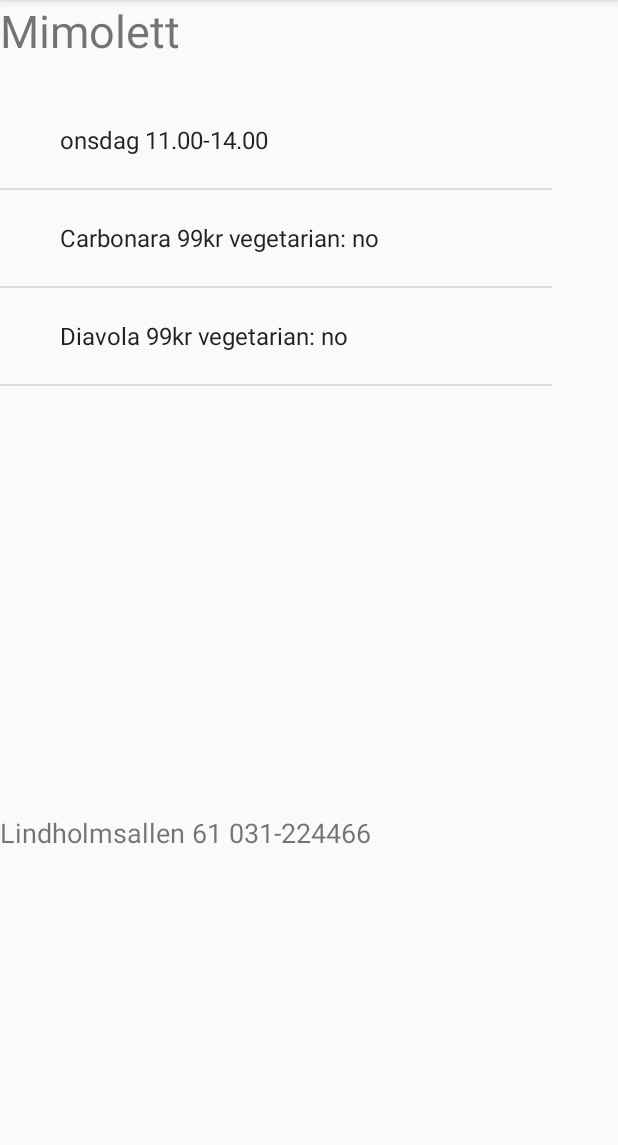
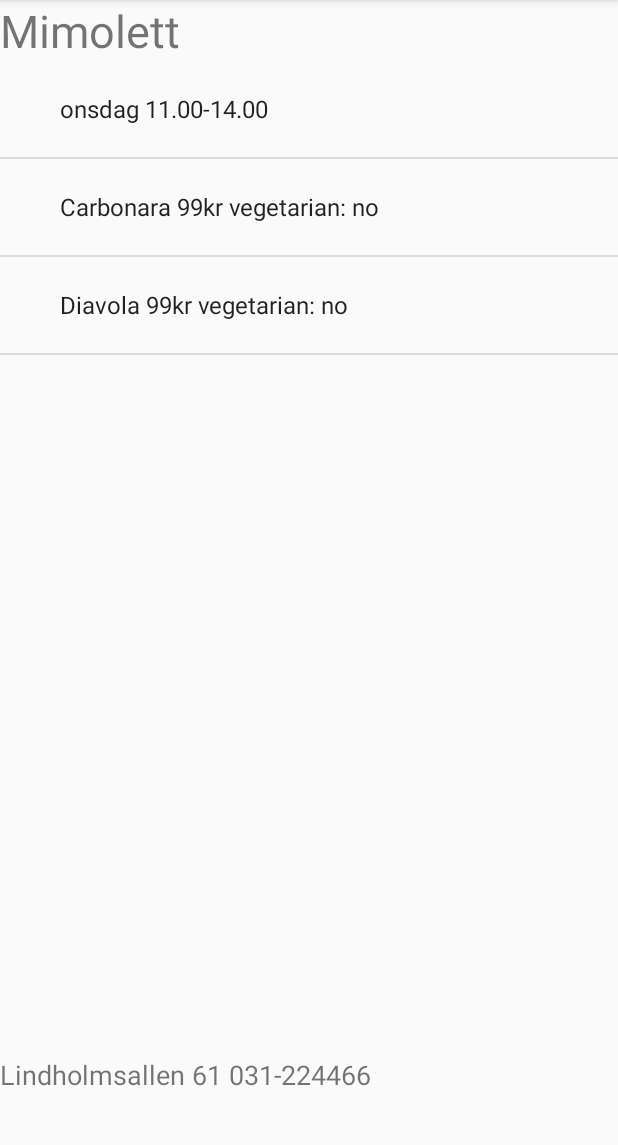
Before and after one commit to glindouf/TodaysLunch, an Android app: the screen it shows after launch (LunchActivity), after a tap on an icon or button, on a phone screen of 412 x 824 dp, the part 84-1229 px from its top. Run offline under Robolectric (Android 15) with nearby library versions, the phone set to English and light mode, and no system bars; our stand-ins replace Volley; network calls fail; 1 statement that could not run was skipped.

Commit message:
first rev

```diff
--- a/app/src/main/res/layout/activity_lunch.xml
+++ b/app/src/main/res/layout/activity_lunch.xml
@@ -1,41 +1,35 @@
-<?xml version="1.0" encoding="utf-8"?>
-<android.support.constraint.ConstraintLayout xmlns:android="http://schemas.android.com/apk/res/android"
+<RelativeLayout
+xmlns:android="http://schemas.android.com/apk/res/android"
 xmlns:app="http://schemas.android.com/apk/res-auto"
 xmlns:tools="http://schemas.android.com/tools"
 android:layout_width="match_parent"
-    android:layout_height="match_parent"
-    tools:context="com.example.gustav.todayslunch.LunchActivity">
+android:layout_height="match_parent">
 
 <TextView
     android:id="@+id/title"
-        android:layout_width="359dp"
-        android:layout_height="61dp"
-        android:layout_marginTop="8dp"
+    android:layout_width="match_parent"
+    android:layout_height="wrap_content"
     android:ems="10"
     android:inputType="textPersonName"
-        android:text=""
-        android:textSize="30sp"
-        tools:layout_editor_absolueX="18dp"
-
-        />
+    android:text="REeststststst"
+    android:textSize="30sp"/>
 
 <ListView
     android:id="@+id/menu"
-        android:layout_width="368dp"
-        android:layout_height="331dp"
-        app:layout_constraintTop_toBottomOf="@+id/title"
-        tools:layout_editor_absoluteX="8dp" />
+
+    android:layout_width="match_parent"
+    android:layout_height="wrap_content"
+    android:layout_below="@id/title"
+    android:layout_above="@id/info"/>
 
 <TextView
     android:id="@+id/info"
-        android:layout_width="359dp"
+    android:layout_width="match_parent"
     android:layout_height="56dp"
+    android:layout_marginBottom="8dp"
+    android:text="testar"
     android:textSize="18sp"
-        tools:layout_editor_absoluteX="13dp"
-        tools:layout_editor_absoluteY="429dp"
-        android:layout_marginTop="150dp"
-        app:layout_constraintTop_toBottomOf="@+id/menu"
-        />
+    android:layout_alignParentBottom="true"/>
 
 
-</android.support.constraint.ConstraintLayout>
+</RelativeLayout>
```
Also changed, not shown: app/src/main/res/layout/activity_lunch_old.xml (added, +43 -0 lines). Lines whose indentation alone changed are shown as unchanged.
